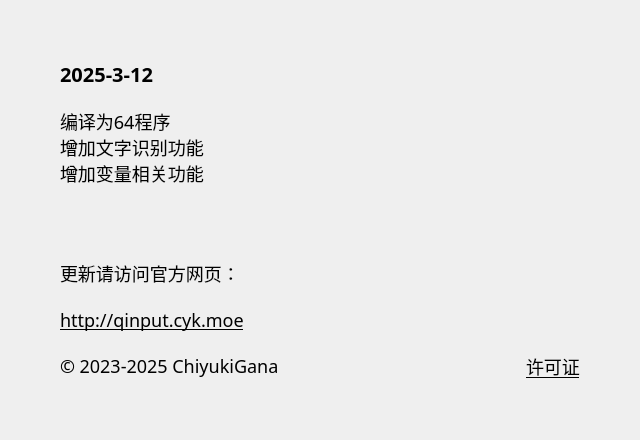
This is source/ui/AboutUi.ui in ChiyukiGana/Quickinput as Qt 5 draws it before an edit. The edited form follows.
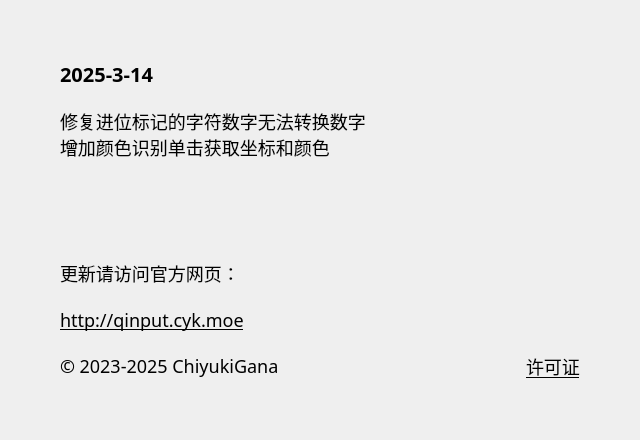
This is the edited form.

The edit to the form file:
```diff
--- a/source/ui/AboutUi.ui
+++ b/source/ui/AboutUi.ui
@@ -88,7 +88,7 @@
          <string notr="true">font-size:20px</string>
         </property>
         <property name="text">
-         <string>2025-3-12</string>
+         <string>2025-3-14</string>
         </property>
         <property name="textFormat">
          <enum>Qt::PlainText</enum>
@@ -104,9 +104,8 @@
          </sizepolicy>
         </property>
         <property name="text">
-         <string>编译为64程序
-增加文字识别功能
-增加变量相关功能</string>
+         <string>修复进位标记的字符数字无法转换数字
+增加颜色识别单击获取坐标和颜色</string>
         </property>
         <property name="textFormat">
          <enum>Qt::PlainText</enum>
```
